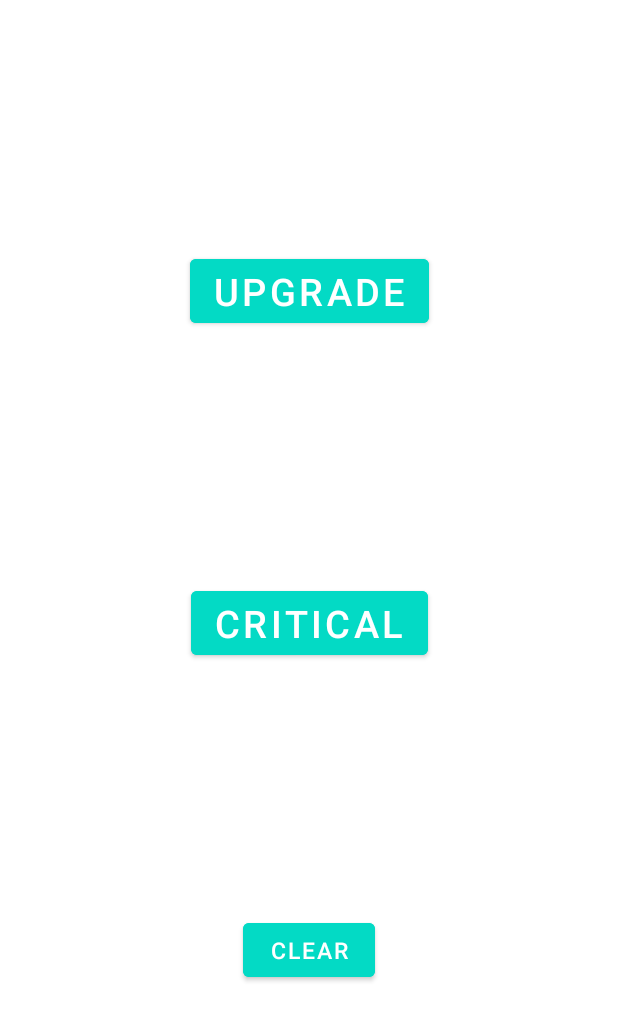
After one commit to hereo0526/KMG_Clicker, an Android app: the layout activity_upgrade.xml on its own in the app's theme, with its tools: preview values and no code run, on a phone screen of 412 x 824 dp. The commit adds this screen. Shown: the top 1021 px of the screen. Run offline under Robolectric (Android 15) with nearby library versions, the phone set to English and light mode, and no system bars.

Commit message:
upgradeActivity
new activity

```diff
--- /dev/null
+++ b/AndroidStudioProjects/app/src/main/java/com/example/newapp/model/UpgradeModel.java
@@ -0,0 +1,4 @@
+package com.example.newapp.model;
+
+public class UpgradeModel{
+}
--- /dev/null
+++ b/AndroidStudioProjects/app/src/main/java/com/example/newapp/presenter/UpgradePresenter.java
@@ -0,0 +1,4 @@
+package com.example.newapp.presenter;
+
+public class UpgradePresenter {
+}
--- a/AndroidStudioProjects/app/src/main/java/com/example/newapp/view/MainView.java
+++ /dev/null
@@ -1,4 +0,0 @@
-package com.example.newapp.view;
-
-public interface MainView   {
-}
--- /dev/null
+++ b/AndroidStudioProjects/app/src/main/res/layout/activity_upgrade.xml
@@ -0,0 +1,49 @@
+<?xml version="1.0" encoding="utf-8"?>
+<androidx.constraintlayout.widget.ConstraintLayout xmlns:android="http://schemas.android.com/apk/res/android"
+    xmlns:app="http://schemas.android.com/apk/res-auto"
+    xmlns:tools="http://schemas.android.com/tools"
+    android:layout_width="match_parent"
+    android:layout_height="match_parent"
+    android:orientation="vertical"
+    tools:context=".view.UpgradeActivity">
+
+    <Button
+        android:id="@+id/button_add"
+        android:layout_width="wrap_content"
+        android:layout_height="wrap_content"
+        android:layout_gravity="center"
+        android:backgroundTint="@color/teal_200"
+        android:text="upgrade"
+        android:textSize="25dp"
+        app:layout_constraintBottom_toTopOf="@id/button_addCritical"
+        app:layout_constraintLeft_toLeftOf="parent"
+        app:layout_constraintRight_toRightOf="parent"
+        app:layout_constraintTop_toTopOf="parent"
+        />
+    <Button
+        android:id="@+id/button_addCritical"
+        android:layout_width="wrap_content"
+        android:layout_height="wrap_content"
+        android:layout_gravity="center"
+        android:backgroundTint="@color/teal_200"
+        android:text="critical"
+        android:textSize="25dp"
+        app:layout_constraintLeft_toLeftOf="parent"
+        app:layout_constraintRight_toRightOf="parent"
+        app:layout_constraintTop_toBottomOf="@id/button_add"
+        app:layout_constraintBottom_toTopOf="@id/button_clear"/>
+    <Button
+        android:id="@+id/button_clear"
+        android:layout_width="wrap_content"
+        android:layout_height="wrap_content"
+        android:layout_gravity="center"
+        android:backgroundTint="@color/teal_200"
+        android:text="clear"
+        android:textAllCaps="true"
+        android:textSize="15dp"
+        app:layout_constraintLeft_toLeftOf="parent"
+        app:layout_constraintRight_toRightOf="parent"
+        app:layout_constraintTop_toBottomOf="@id/button_addCritical"
+        app:layout_constraintBottom_toBottomOf="parent"/>
+
+</androidx.constraintlayout.widget.ConstraintLayout>
```
Also changed, not shown: AndroidStudioProjects/app/src/main/java/com/example/newapp/model/MainModel.java (+29 -2 lines), AndroidStudioProjects/app/src/main/java/com/example/newapp/presenter/MainPresenter.java (+10 -0 lines), AndroidStudioProjects/app/src/main/java/com/example/newapp/view/MainActivity.java (+23 -46 lines), AndroidStudioProjects/app/src/main/java/com/example/newapp/view/UpgradeActivity.java (added, +57 -0 lines), AndroidStudioProjects/app/src/main/res/anim/critical.xml (added, +19 -0 lines), AndroidStudioProjects/app/src/main/res/layout/activity_main.xml (+27 -42 lines).
